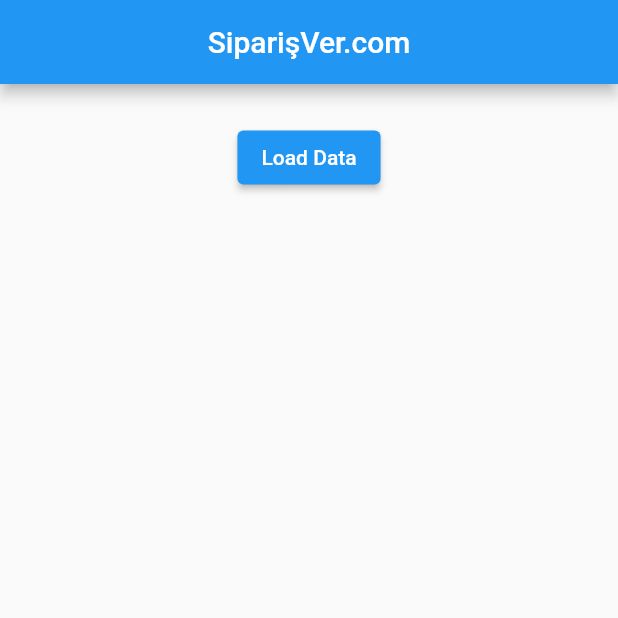
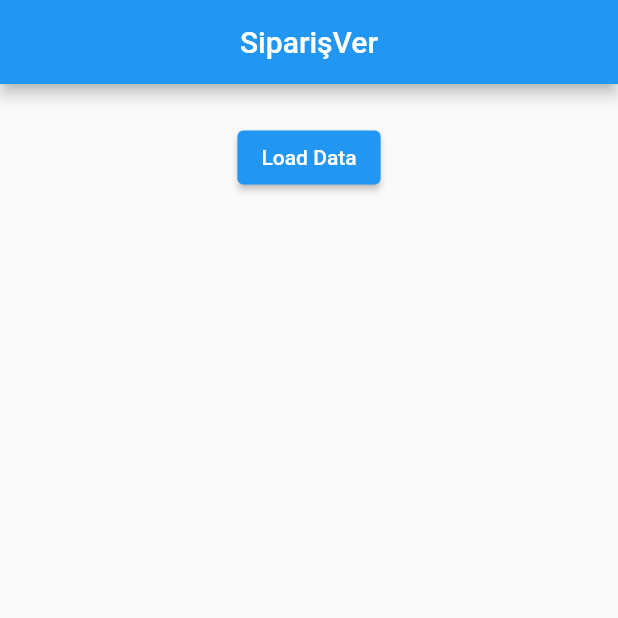
Before and after one commit to sfahraci/SambaPos, a Flutter app: the screen it shows after launch, on a phone screen of 412 x 824 dp, the top half of it. Run offline on Flutter 3.47's test engine with Material 2 defaults, Android fonts, the phone set to English and light mode, and no system bars.

Commit message:
Update main.dart

```diff
--- a/lib/main.dart
+++ b/lib/main.dart
@@ -16,7 +16,7 @@
     return const MaterialApp(
       // Hide the debug banner
       debugShowCheckedModeBanner: false,
-      title: 'Kindacode.com',
+      title: 'SiparişVer',
       home: HomePage(),
     );
   }
@@ -51,7 +51,7 @@
       appBar: AppBar(
         centerTitle: true,
         title: const Text(
-          'SiparişVer.com',
+          'SiparişVer',
         ),
       ),
       body: Padding(
@@ -62,7 +62,6 @@
               child: const Text('Load Data'),
               onPressed: readJson,
             ),
-
             // Display the data loaded from sample.json
             _items.isNotEmpty
                 ? Expanded(
```
